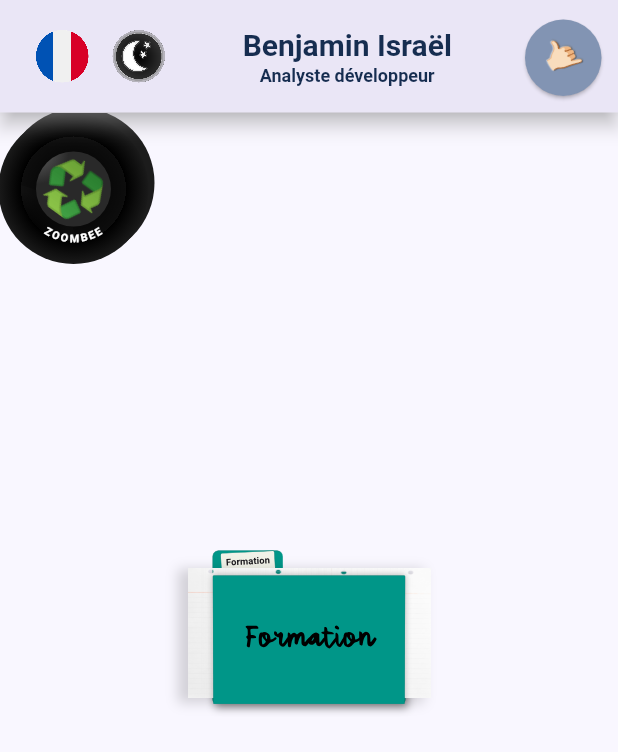
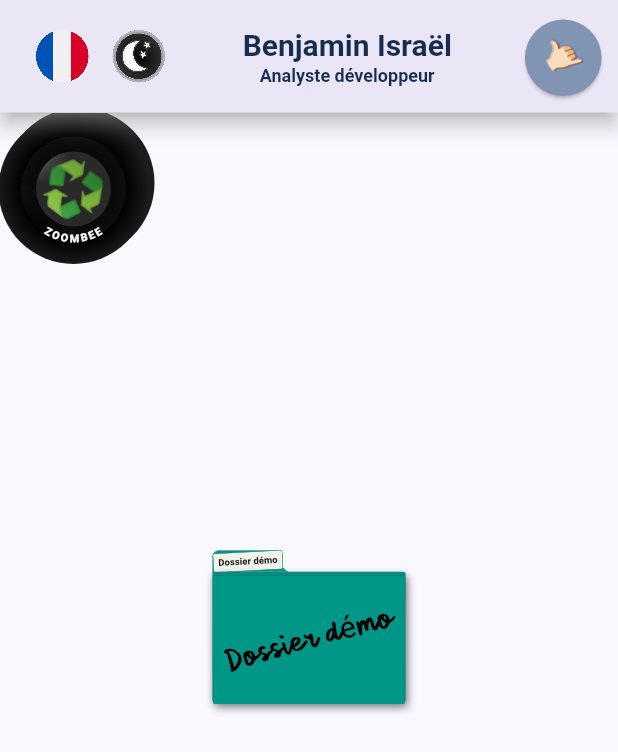
Before and after one commit to adagioribbit/flutter_online_resume, a Flutter app: the screen it shows after launch, on a phone screen of 412 x 824 dp. Shown: the top 752 px of the screen. Run offline on Flutter 3.47's test engine with Material 3 defaults, Android fonts, the phone set to English and light mode, and no system bars; our stand-ins replace web.

Commit message:
- Add i18n ManillaFolder title - Add ManillaFolder title tilt parameter - Add ManillaFolder title color animation

```diff
--- a/lib/helpers/constants.dart
+++ b/lib/helpers/constants.dart
@@ -81,4 +81,8 @@ class AppStrings {
     'fr': 'Mon Insta',
     'en': 'My gram'
   };
+  static const Map<String, String> MANILLAFOLDER_TITLE = {
+    'fr': 'Dossier démo',
+    'en': 'Demo book'
+  };
 }
--- a/lib/main.dart
+++ b/lib/main.dart
@@ -1,7 +1,9 @@
+import 'package:dossier_de_competences_web/helpers/constants.dart';
 import 'package:dossier_de_competences_web/widgets/zoombee.dart';
 import 'package:flutter/material.dart';
 import 'dart:math' show pi;
 import 'helpers/colorchart.dart';
+import 'helpers/globals.dart' as globals;
 import 'helpers/settings.dart';
 import 'widgets/manila_folder.dart';
 import 'widgets/squared_sheet.dart';
@@ -81,8 +83,12 @@ Allez, je fais du multiligne pour peindre cette page blanche de daube !''';
                   Zoombee(
                     radius: 50,
                   ),
-                  ManilaFolder(
-                      stickerLabelText: "Formation",
+                  ValueListenableBuilder(
+                      valueListenable: globals.appLanguage,
+                      builder: (context, language, widget) {
+                        return ManilaFolder(
+                            stickerLabelText:
+                                AppStrings.MANILLAFOLDER_TITLE[language]!,
                             stickerRotationAngle: -(pi / 60),
                             stickerFontSize: 20.0,
                             folderMainColor: Colors.teal,
@@ -91,7 +97,9 @@ Allez, je fais du multiligne pour peindre cette page blanche de daube !''';
                               fontSize: 100.0,
                               fontFamily: "Sabenya",
                               color: Colors.black,
-                      )),
+                            ),
+                            frontCoverMarkupTiltAngle: -0.085);
+                      }),
                 ])),
             //Transform(
             //    alignment: FractionalOffset.center,
--- a/lib/widgets/manila_folder.dart
+++ b/lib/widgets/manila_folder.dart
@@ -15,6 +15,7 @@ class ManilaFolder extends StatefulWidget {
   /// Whether the label text should also be handwritten on the folder front cover
   final bool hasFrontCoverMarkup;
   final TextStyle frontCoverMarkupTextStyle;
+  final double frontCoverMarkupTiltAngle;
 
   /// This must be expressed in radiants like so : -(pi / 40) (with import 'dart:math' show pi;)
   final double stickerRotationAngle;
@@ -34,6 +35,7 @@ class ManilaFolder extends StatefulWidget {
       this.hasFrontCoverMarkup = false,
       this.frontCoverMarkupTextStyle = const TextStyle(
           fontSize: 80.0, fontFamily: "Handwritten", color: Colors.black),
+      this.frontCoverMarkupTiltAngle = 0.0,
       this.folderContent = const SquaredSheet(
           scaleFactor: 25.0,
           child: Text("Test",
@@ -216,12 +218,19 @@ class _ManilaFolderState extends State<ManilaFolder>
       margin: folderBackMargin,
     );
 
-    Text folderCoverMarkup = Text(widget.stickerLabelText,
-        style: TextStyle(
-            fontSize: _frontCoverMarkupAdjustedFontSize,
-            fontFamily: widget.frontCoverMarkupTextStyle.fontFamily,
-            color: widget.frontCoverMarkupTextStyle.color,
-            backgroundColor: widget.frontCoverMarkupTextStyle.backgroundColor));
+    Transform folderCoverMarkup = Transform(
+        alignment: FractionalOffset.center,
+        origin: Offset.zero,
+        transform: Matrix4.identity()
+          ..rotateZ(pi * widget.frontCoverMarkupTiltAngle),
+        child: Text(widget.stickerLabelText,
+            style: TextStyle(
+                fontSize: _frontCoverMarkupAdjustedFontSize,
+                fontFamily: widget.frontCoverMarkupTextStyle.fontFamily,
+                color: widget.frontCoverMarkupTextStyle.color
+                    ?.withAlpha(255 - (345 * _animOpenFolder.value).round()),
+                backgroundColor:
+                    widget.frontCoverMarkupTextStyle.backgroundColor)));
 
     Transform folderCover = Transform(
         alignment: FractionalOffset.center,
@@ -358,15 +367,15 @@ class _ManilaFolderState extends State<ManilaFolder>
                               folderBack
                             ])
                       ])),
-              Transform(
-                  alignment: FractionalOffset.center,
-                  origin: Offset.zero,
-                  transform: Matrix4.identity()
-                    // Translate Y
-                    ..setEntry(1, 3, -folderBackProportions.maxHeight)
-                    ..setEntry(3, 3, 0.75 / fitScreenZoomFactor)
-                    ..rotateZ(0.5 * pi),
-                  child: widget.folderContent),
+              //Transform(
+              //    alignment: FractionalOffset.center,
+              //    origin: Offset.zero,
+              //    transform: Matrix4.identity()
+              //      // Translate Y
+              //      ..setEntry(1, 3, -folderBackProportions.maxHeight)
+              //      ..setEntry(3, 3, 0.75 / fitScreenZoomFactor)
+              //      ..rotateZ(0.5 * pi),
+              //    child: widget.folderContent),
               Row(
                   mainAxisAlignment: MainAxisAlignment.center,
                   crossAxisAlignment: CrossAxisAlignment.center,
```
Also changed, not shown: pubspec.yaml (+9 -0 lines). Lines whose indentation alone changed are shown as unchanged.
